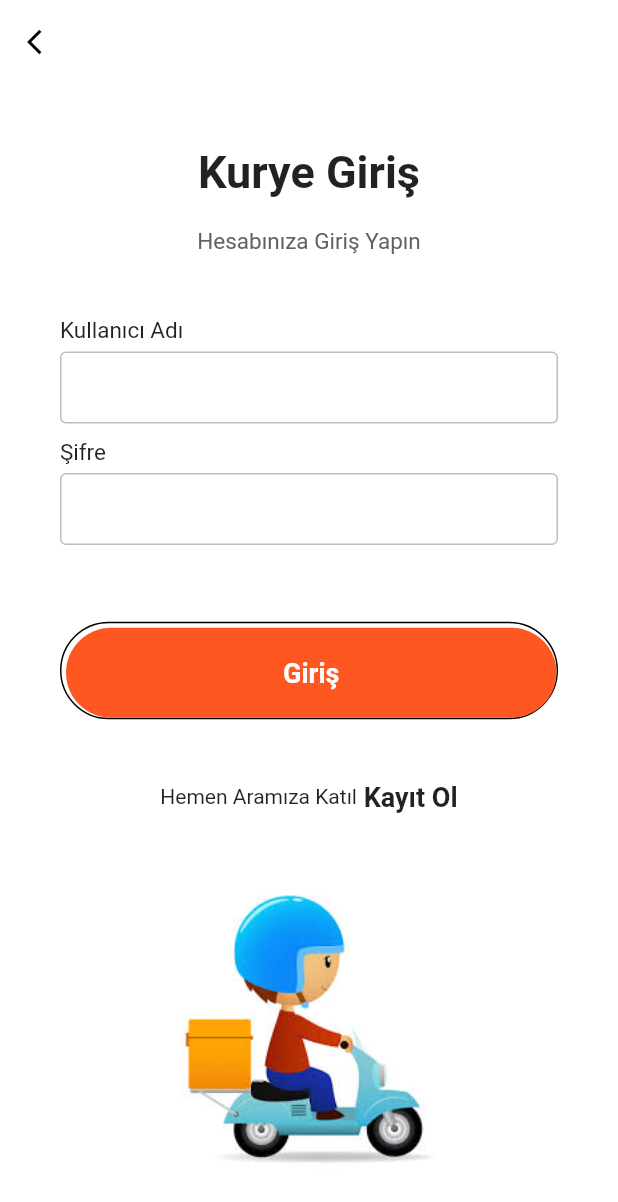
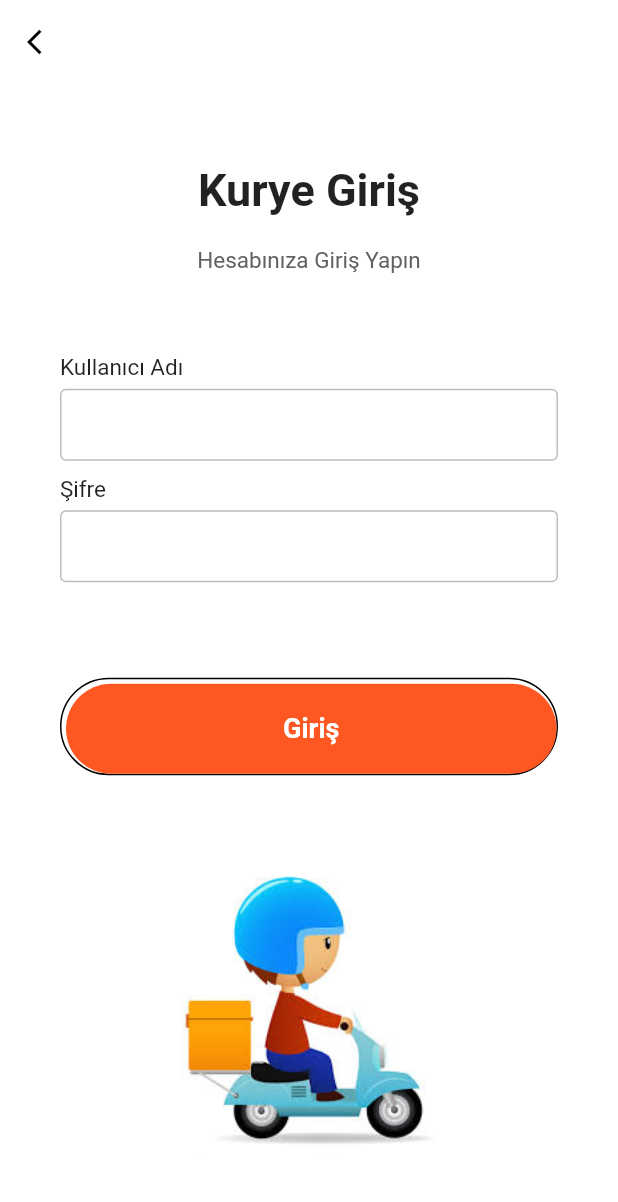
Before and after one commit to MobilProgramlamaProje/mobil_proje, a Flutter app: the screen it shows after launch, after a tap on "Kurye", on a phone screen of 412 x 824 dp. Shown: the top 1202 px of the screen. Run offline on Flutter 3.47's test engine with Material 2 defaults, Android fonts, the light colour scheme and no system bars; our stand-ins replace firebase_core; accounts and stored records are empty.

Commit message:
Kurye giriş ekranında kayıt olma butonu silindi.

```diff
--- a/lib/KayitGiris/kurye_giris.dart
+++ b/lib/KayitGiris/kurye_giris.dart
@@ -91,19 +91,6 @@ class KuryeGiris extends StatelessWidget {
                   ),
                 ),
 
-
-                Row(
-                  mainAxisAlignment: MainAxisAlignment.center,
-                  children: <Widget>[
-                    Text("Hemen Aramıza Katıl"),
-                    Text(" Kayıt Ol", style: TextStyle(
-                      fontWeight: FontWeight.w600,
-                      fontSize: 18,
-
-                    ),)
-                  ],
-                ),
-
                 Container(
                   padding: EdgeInsets.only(top: 100),
                   height: 200,
```
